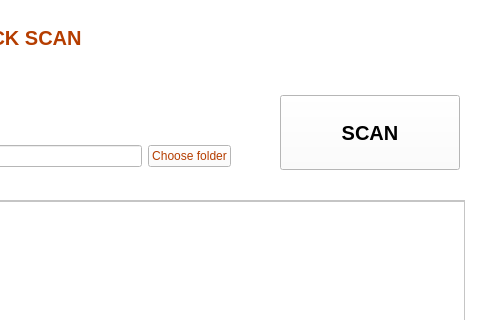
Qt form TAV/views/quickscan.ui (devLeoStark/TAV) before a commit; both pictures show x 420 to 900 and y 0 to 320 of the 900 by 600 pixel window.
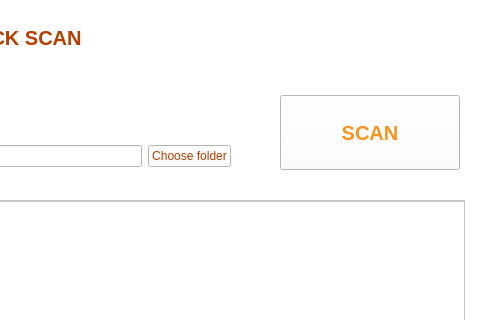
The same form after that commit. Icons and pictures are not drawn.

The edit to the form file:
```diff
--- a/TAV/views/quickscan.ui
+++ b/TAV/views/quickscan.ui
@@ -331,7 +331,7 @@
      <cursorShape>PointingHandCursor</cursorShape>
     </property>
     <property name="styleSheet">
-     <string notr="true"/>
+     <string notr="true">color: #f7931e;</string>
     </property>
     <property name="text">
      <string>SCAN</string>
```
Left out of the diff: 24 changed lines with no effect on the pictures.
